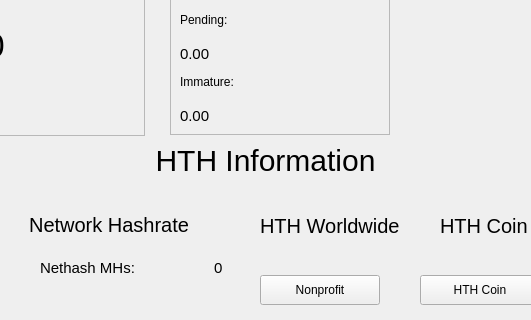
Before: the Qt Designer form src/qt/forms/overviewpage.ui in barrystyle/hth, drawn with Qt 5; both pictures show x 221 to 752 and y 86 to 406 of the 1000 by 560 pixel window.
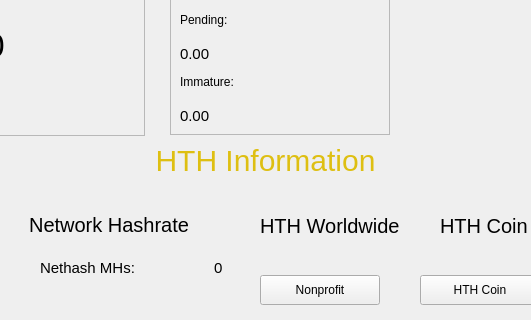
After: the same form once the commit is applied. Icons and pictures are not drawn.

The edit to the form file:
```diff
--- a/src/qt/forms/overviewpage.ui
+++ b/src/qt/forms/overviewpage.ui
@@ -823,8 +823,7 @@
        </rect>
       </property>
       <property name="styleSheet">
-       <string notr="true">font-size: 30px;
-font-color: #debf12;</string>
+       <string notr="true">font-size: 30px; color: #debf12;</string>
       </property>
       <property name="text">
        <string>HTH Information</string>
```
